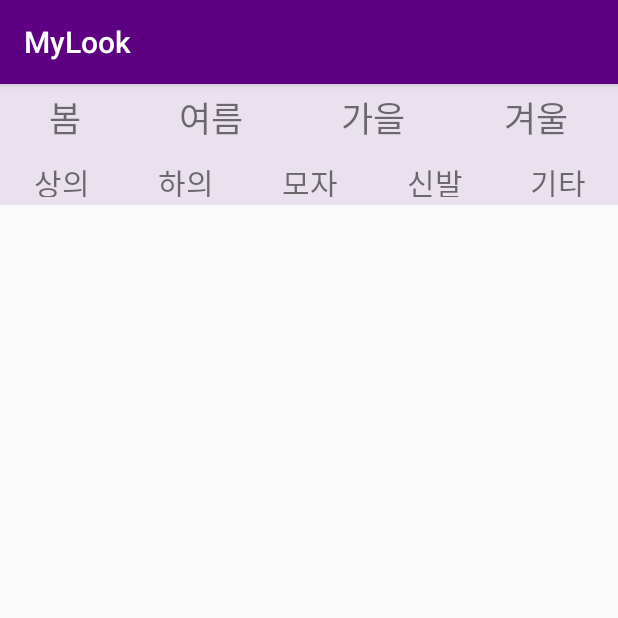
After one commit to Ohrotan/MyLook, an Android app: the UpperBarActivity screen opened directly, with no data from a screen before it, on a phone screen of 412 x 824 dp, the top half of it. The commit adds this screen. Run offline under Robolectric (Android 15) with nearby library versions, the phone set to English and light mode, and no system bars.

Commit message:
ㅅ상단바 레이아웃

```diff
--- a/app/src/main/AndroidManifest.xml
+++ b/app/src/main/AndroidManifest.xml
@@ -9,7 +9,8 @@
         android:roundIcon="@mipmap/ic_launcher_round"
         android:supportsRtl="true"
         android:theme="@style/AppTheme">
-        <activity android:name=".ActivityTab3"></activity>
+        <activity android:name=".UpperBarActivity"></activity>
+        <activity android:name=".ActivityTab3" />
         <activity android:name=".ActivityTab2" />
         <activity android:name=".ActivityTab1" />
         <activity android:name=".TestSeungminActivity" />
--- a/app/src/main/java/com/ssu/mylook/ClosetActivity.java
+++ b/app/src/main/java/com/ssu/mylook/ClosetActivity.java
@@ -1,4 +1,4 @@
-package com.ssu.mylook;
+/*package com.ssu.mylook;
 
 import androidx.appcompat.app.AppCompatActivity;
 import androidx.core.content.res.ResourcesCompat;
@@ -46,3 +46,4 @@ public class ClosetActivity extends ActivityGroup {
 
     }
 }
+*/
--- a/app/src/main/java/com/ssu/mylook/TestSeungminActivity.java
+++ b/app/src/main/java/com/ssu/mylook/TestSeungminActivity.java
@@ -33,8 +33,8 @@ public class TestSeungminActivity extends AppCompatActivity implements View.OnCl
     public void onClick(View v) {
         Intent intent;
         if(v == btn1){
-            intent = new Intent(this,ClosetActivity.class);
-            startActivity(intent);
+          /*  intent = new Intent(this,ClosetActivity.class);
+            startActivity(intent);*/
         }
         else if(v==btn2){
         }
@@ -43,5 +43,8 @@ public class TestSeungminActivity extends AppCompatActivity implements View.OnCl
             startActivity(intent);}
         else if(v==btn4){}
         else if(v==btn5){}
-        else if(v==btn6){}
+        else if(v==btn6){
+            intent = new Intent(this,UpperBarActivity.class);
+            startActivity(intent);
+        }
 }}
--- /dev/null
+++ b/app/src/main/java/com/ssu/mylook/UpperBarActivity.java
@@ -0,0 +1,14 @@
+package com.ssu.mylook;
+
+import androidx.appcompat.app.AppCompatActivity;
+
+import android.os.Bundle;
+
+public class UpperBarActivity extends AppCompatActivity {
+
+    @Override
+    protected void onCreate(Bundle savedInstanceState) {
+        super.onCreate(savedInstanceState);
+        setContentView(R.layout.activity_upper_bar);
+    }
+}
--- a/app/src/main/res/layout/activity_closet.xml
+++ b/app/src/main/res/layout/activity_closet.xml
@@ -5,10 +5,6 @@
     android:layout_width="match_parent"
     android:layout_height="match_parent">
 
-    <TabHost
-        android:id="@+id/menu_season"
-        android:layout_width="fill_parent"
-        android:layout_height="fill_parent">
 
         <LinearLayout
             android:layout_width="match_parent"
@@ -45,12 +41,6 @@
                 </LinearLayout>
 
             </FrameLayout>
-            <TabWidget
-                android:id="@android:id/tabs"
-                android:layout_width="match_parent"
-                android:layout_height="50dp"
-                android:background="#F9F9F9"
-                android:padding="10dp"/>
+
         </LinearLayout>
-    </TabHost>
 </RelativeLayout>
--- a/app/src/main/res/layout/activity_test_seungmin.xml
+++ b/app/src/main/res/layout/activity_test_seungmin.xml
@@ -63,7 +63,7 @@
                 android:id="@+id/button6"
                 android:layout_width="wrap_content"
                 android:layout_height="wrap_content"
-                android:text=""
+                android:text="상단바"
                 android:onClick="onClick"/>
         </TableRow>
 
--- /dev/null
+++ b/app/src/main/res/layout/activity_upper_bar.xml
@@ -0,0 +1,119 @@
+<?xml version="1.0" encoding="utf-8"?>
+<LinearLayout xmlns:android="http://schemas.android.com/apk/res/android"
+    xmlns:app="http://schemas.android.com/apk/res-auto"
+    xmlns:tools="http://schemas.android.com/tools"
+    android:layout_width="match_parent"
+    android:layout_height="wrap_content"
+    android:orientation="vertical"
+    android:gravity="center_horizontal" >
+
+    <LinearLayout
+        android:layout_width="fill_parent"
+        android:layout_height="45dp"
+        android:orientation="horizontal"
+        android:gravity="center"
+        >
+
+        <TextView
+            android:layout_width="wrap_content"
+            android:layout_height="match_parent"
+            android:text="봄"
+            android:textSize="23dp"
+            android:layout_weight="25"
+            android:background="#1A5d0082"
+            android:gravity="center"/>
+
+
+        <TextView
+            android:layout_width="wrap_content"
+            android:layout_height="match_parent"
+            android:text="여름"
+            android:textSize="23dp"
+            android:layout_weight="25"
+            android:background="#1A5d0082"
+            android:gravity="center"/>
+
+
+        <TextView
+            android:layout_width="wrap_content"
+            android:layout_height="match_parent"
+            android:text="가을"
+            android:textSize="23dp"
+            android:layout_weight="25"
+            android:background="#1A5d0082"
+            android:gravity="center"/>
+
+
+        <TextView
+            android:layout_width="wrap_content"
+            android:layout_height="match_parent"
+            android:text="겨울"
+            android:textSize="23dp"
+            android:layout_weight="25"
+            android:background="#1A5d0082"
+            android:gravity="center"/>
+
+    </LinearLayout>
+
+    <LinearLayout
+        android:layout_width="fill_parent"
+        android:layout_height="35dp"
+        android:orientation="horizontal"
+        android:gravity="center">
+
+        <TextView
+            android:layout_width="wrap_content"
+            android:layout_height="match_parent"
+            android:text="상의"
+            android:textSize="20dp"
+            android:layout_weight="20"
+            android:background="#1A5d0082"
+            android:layout_marginLeft="0dp"
+            android:padding="5dp"
+            android:gravity="center"/>
+
+
+        <TextView
+            android:layout_width="wrap_content"
+            android:layout_height="match_parent"
+            android:text="하의"
+            android:textSize="20dp"
+            android:layout_weight="20"
+            android:background="#1A5d0082"
+            android:padding="5dp"
+            android:gravity="center"/>
+
+
+        <TextView
+            android:layout_width="wrap_content"
+            android:layout_height="match_parent"
+            android:text="모자"
+            android:textSize="20dp"
+            android:layout_weight="20"
+            android:background="#1A5d0082"
+            android:padding="5dp"
+            android:gravity="center"/>
+
+
+        <TextView
+            android:layout_width="wrap_content"
+            android:layout_height="match_parent"
+            android:text="신발"
+            android:textSize="20dp"
+            android:layout_weight="20"
+            android:background="#1A5d0082"
+            android:padding="5dp"
+            android:gravity="center"/>
+
+        <TextView
+            android:layout_width="wrap_content"
+            android:layout_height="match_parent"
+            android:text="기타"
+            android:textSize="20dp"
+            android:layout_weight="18"
+            android:background="#1A5d0082"
+            android:padding="5dp"
+            android:gravity="center"
+           />
+    </LinearLayout>
+</LinearLayout>
```
